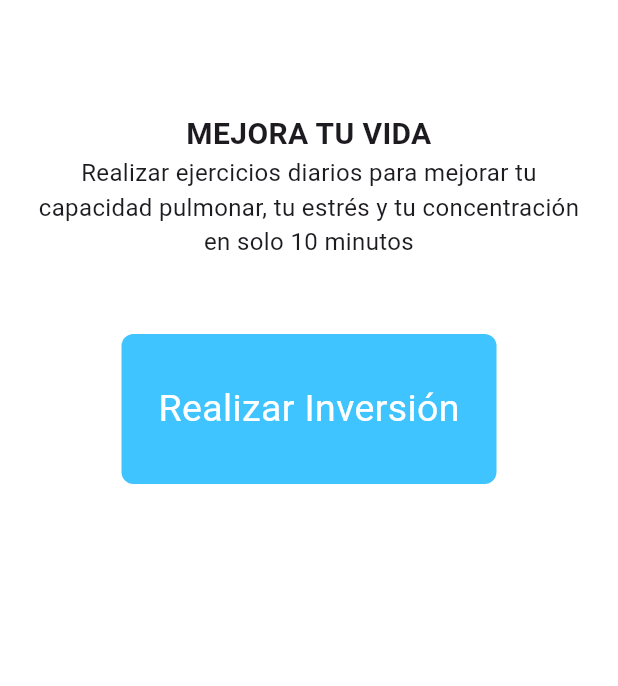
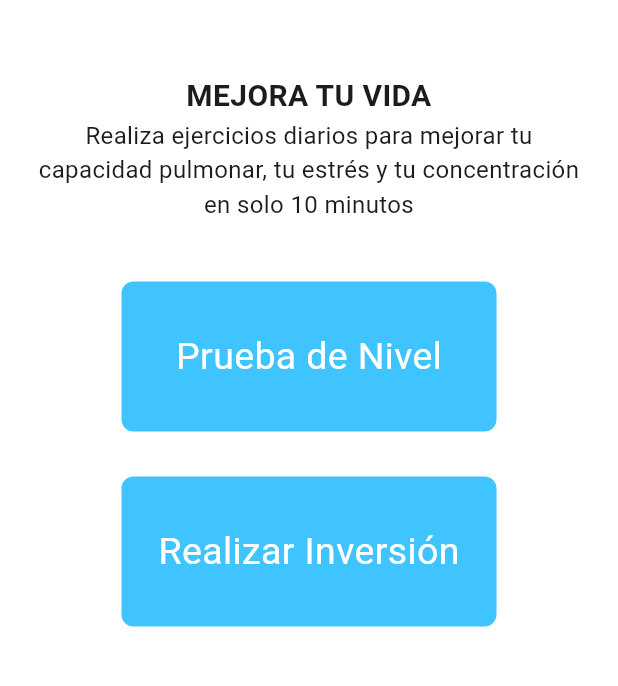
Before and after one commit to Mendez00/BreathBank, a Flutter app: the MenuPrincipal screen opened directly, on a phone screen of 412 x 824 dp, the part 422-1108 px from its top. Run offline on Flutter 3.47's test engine with Material 3 defaults, Android fonts, the phone set to English and light mode, and no system bars; our stand-ins replace cloud_firestore, country_picker, firebase_auth, firebase_core, just_audio, syncfusion_flutter_charts; accounts and stored records are empty.

Commit message:
Actualización Drawer y pantallaPrincipal.

```diff
--- a/lib/Paginas/menuPrincipal.dart
+++ b/lib/Paginas/menuPrincipal.dart
@@ -1,15 +1,11 @@
 import 'package:breath_bank/Paginas/inversion.dart';
-import 'package:breath_bank/Paginas/inicioSesion.dart';
 import 'package:breath_bank/Paginas/drawer.dart';
-import 'package:breath_bank/Paginas/perfil.dart';
-import 'package:breath_bank/Paginas/estadisticas.dart';
-import 'package:breath_bank/Paginas/ajustes.dart';
-import 'package:firebase_auth/firebase_auth.dart';
+import 'package:breath_bank/Paginas/listones.dart';
 import 'package:flutter/material.dart';
 
 class MenuPrincipal extends StatefulWidget {
   final Function()? onTap;
-  const MenuPrincipal({Key? key, required this.onTap}) : super(key: key);
+  const MenuPrincipal({super.key, required this.onTap});
 
   @override
   State<MenuPrincipal> createState() => EstadoMenuPrincipal();
@@ -51,7 +47,7 @@ class EstadoMenuPrincipal extends State<MenuPrincipal> {
                   height: 175,
                   fit: BoxFit.contain,
                 ),
-                const SizedBox(height: 75),
+                const SizedBox(height: 50),
                 const Padding(
                   padding: EdgeInsets.symmetric(horizontal: 25.0),
                   child: Text.rich(
@@ -66,7 +62,7 @@ class EstadoMenuPrincipal extends State<MenuPrincipal> {
                         ),
                         TextSpan(
                           text:
-                              'Realizar ejercicios diarios para mejorar tu capacidad pulmonar, tu estrés y tu concentración en solo 10 minutos',
+                              'Realiza ejercicios diarios para mejorar tu capacidad pulmonar, tu estrés y tu concentración en solo 10 minutos',
                           style: TextStyle(
                             fontSize: 16,
                           ),
@@ -76,15 +72,39 @@ class EstadoMenuPrincipal extends State<MenuPrincipal> {
                     textAlign: TextAlign.center,
                   ),
                 ),
-                const SizedBox(height: 50),
+                const SizedBox(height: 40),
+                GestureDetector(
+                  onTap: () {
+                    Navigator.push(
+                      context,
+                      MaterialPageRoute(
+                          builder: (context) => Inversion(onTap: () {})),
+                    );
+                  },
+                  child: Container(
+                    width: 250,
+                    height: 100,
+                    padding: const EdgeInsets.all(10),
+                    decoration: BoxDecoration(
+                        color: Colors.lightBlueAccent,
+                        borderRadius: BorderRadius.circular(8)),
+                    child: const Center(
+                      child: Text(
+                        "Prueba de Nivel",
+                        style: TextStyle(color: Colors.white, fontSize: 25.0),
+                      ),
+                    ),
+                  ),
+                ),
+                const SizedBox(height: 30),
                 Container(
-                  margin: EdgeInsets.only(bottom: 200),
+                  margin: EdgeInsets.only(bottom: 50),
                   child: GestureDetector(
                     onTap: () {
-                      Navigator.push(
+                      Navigator.pushReplacement(
                         context,
                         MaterialPageRoute(
-                            builder: (context) => Inversion(onTap: () {})),
+                            builder: (context) => Listones(onTap: () {})),
                       );
                     },
                     child: Container(
```
Also changed, not shown: lib/Paginas/drawer.dart (+5 -5 lines).
